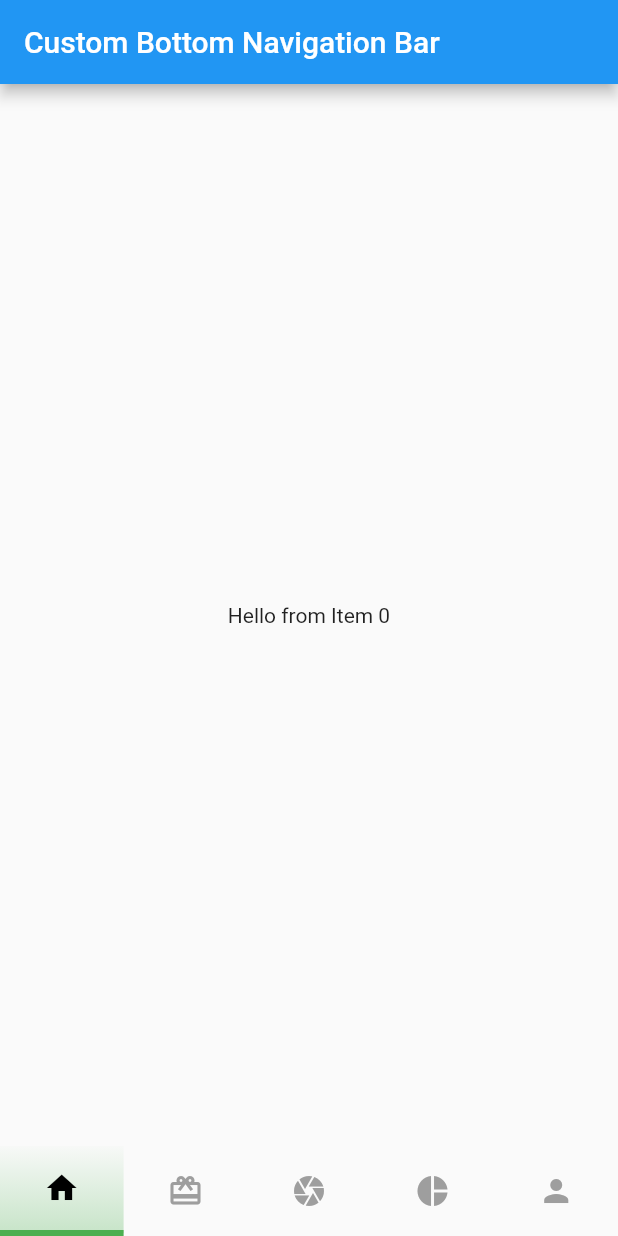
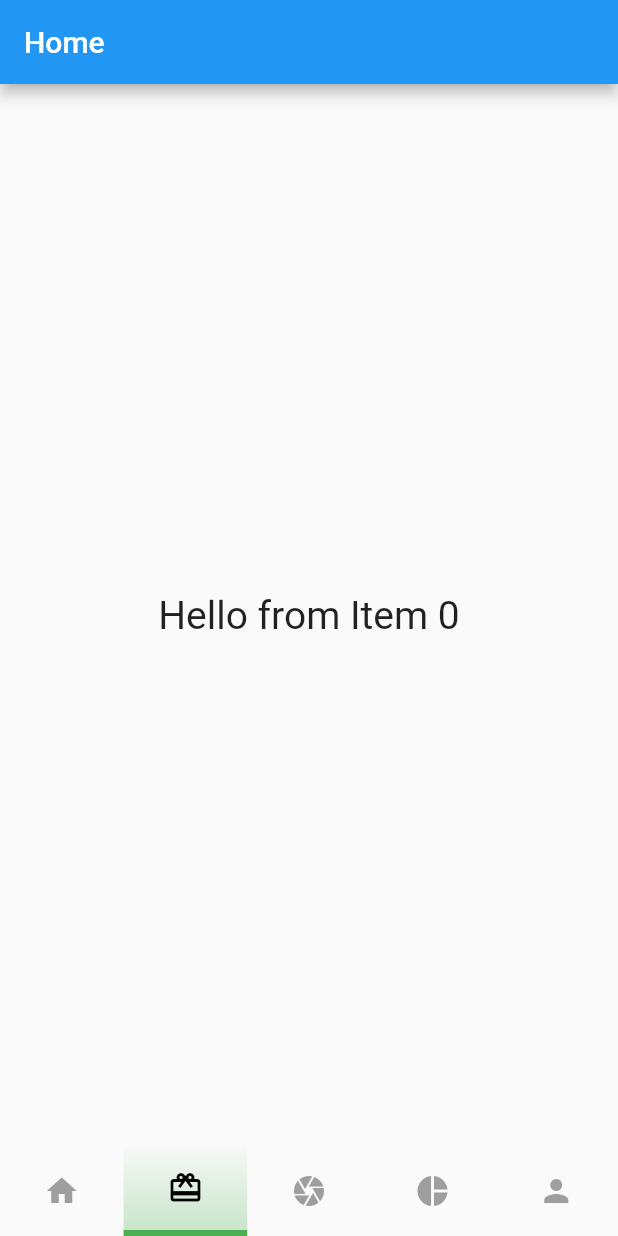
Before and after one commit to codeWithSilver/customBottomNavigationBar, a Flutter app: the screen it shows after launch, on a phone screen of 412 x 824 dp. Run offline on Flutter 3.47's test engine with Material 2 defaults, Android fonts, the phone set to English and light mode, and no system bars.

Commit message:
main -> part 2 and main-part 1

```diff
--- a/lib/main.dart
+++ b/lib/main.dart
@@ -20,40 +20,92 @@ class HomePage extends StatefulWidget {
 }
 
 class _HomePageState extends State<HomePage> {
-  int _selectedItemIndex = 0;
+  int _selectedItem = 0;
 
   @override
   Widget build(BuildContext context) {
     return Scaffold(
-      bottomNavigationBar: Row(
-        children: <Widget>[
-          buildNavBarItem(Icons.home, 0),
-          buildNavBarItem(Icons.card_giftcard, 1),
-          buildNavBarItem(Icons.camera, 2),
-          buildNavBarItem(Icons.pie_chart, 3),
-          buildNavBarItem(Icons.person, 4),
+      bottomNavigationBar: CustomBottomNavigationBar(
+        iconList: [
+          Icons.home,
+          Icons.card_giftcard,
+          Icons.camera,
+          Icons.pie_chart,
+          Icons.person,
         ],
+        onChange: (val) {
+          setState(() {
+            _selectedItem = val;
+          });
+        },
+        defaultSelectedIndex: 1,
       ),
       appBar: AppBar(
-        title: Text("Custom Bottom Navigation Bar"),
+        title: Text("Home"),
       ),
       body: Center(
-        child: Text("Hello from Item $_selectedItemIndex"),
+        child: Text(
+          "Hello from Item $_selectedItem",
+          style: TextStyle(fontSize: 26),
+        ),
       ),
+    );
+  }
+}
+
+class CustomBottomNavigationBar extends StatefulWidget {
+  final int defaultSelectedIndex;
+  final Function(int) onChange;
+  final List<IconData> iconList;
+
+  CustomBottomNavigationBar(
+      {this.defaultSelectedIndex = 0,
+      @required this.iconList,
+      @required this.onChange});
+
+  @override
+  _CustomBottomNavigationBarState createState() =>
+      _CustomBottomNavigationBarState();
+}
+
+class _CustomBottomNavigationBarState extends State<CustomBottomNavigationBar> {
+  int _selectedIndex = 0;
+  List<IconData> _iconList = [];
+
+  @override
+  void initState() {
+    // TODO: implement initState
+    super.initState();
+
+    _selectedIndex = widget.defaultSelectedIndex;
+    _iconList = widget.iconList;
+  }
+
+  @override
+  Widget build(BuildContext context) {
+    List<Widget> _navBarItemList = [];
+
+    for (var i = 0; i < _iconList.length; i++) {
+      _navBarItemList.add(buildNavBarItem(_iconList[i], i));
+    }
+
+    return Row(
+      children: _navBarItemList,
     );
   }
 
   Widget buildNavBarItem(IconData icon, int index) {
     return GestureDetector(
       onTap: () {
+        widget.onChange(index);
         setState(() {
-          _selectedItemIndex = index;
+          _selectedIndex = index;
         });
       },
       child: Container(
         height: 60,
-        width: MediaQuery.of(context).size.width / 5,
-        decoration: index == _selectedItemIndex
+        width: MediaQuery.of(context).size.width / _iconList.length,
+        decoration: index == _selectedIndex
             ? BoxDecoration(
                 border: Border(
                   bottom: BorderSide(width: 4, color: Colors.green),
@@ -67,7 +119,7 @@ class _HomePageState extends State<HomePage> {
             : BoxDecoration(),
         child: Icon(
           icon,
-          color: index == _selectedItemIndex ? Colors.black : Colors.grey,
+          color: index == _selectedIndex ? Colors.black : Colors.grey,
         ),
       ),
     );
```
Also changed, not shown: lib/main-part 1.dart (added, +75 -0 lines), pubspec.lock.
